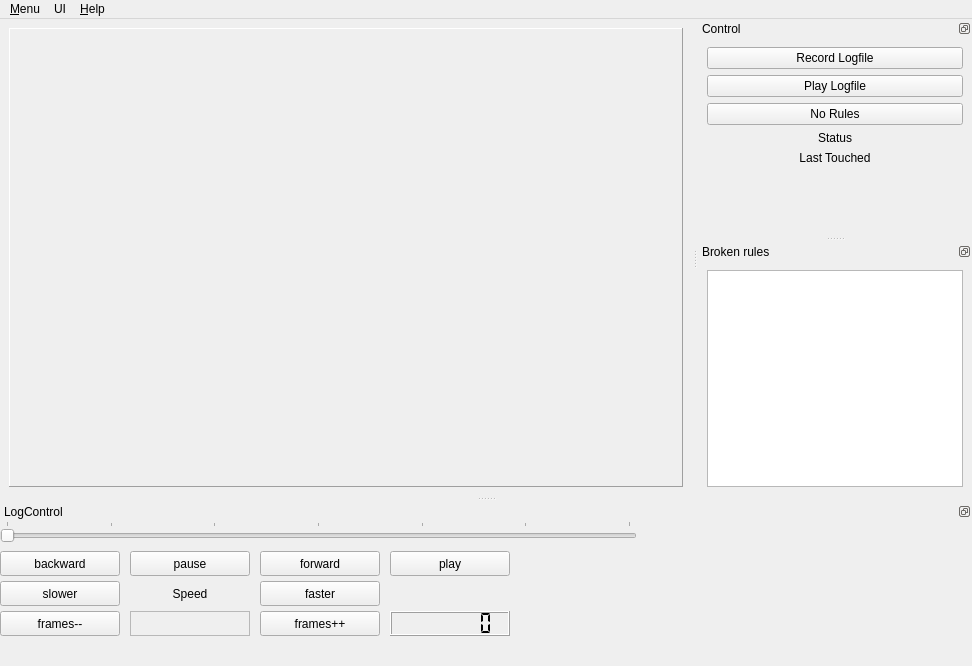
Before: the Qt Designer form ssl-refbox/GuiControls.ui in g3force/ssl-autonomous-refbox, drawn with Qt 5.
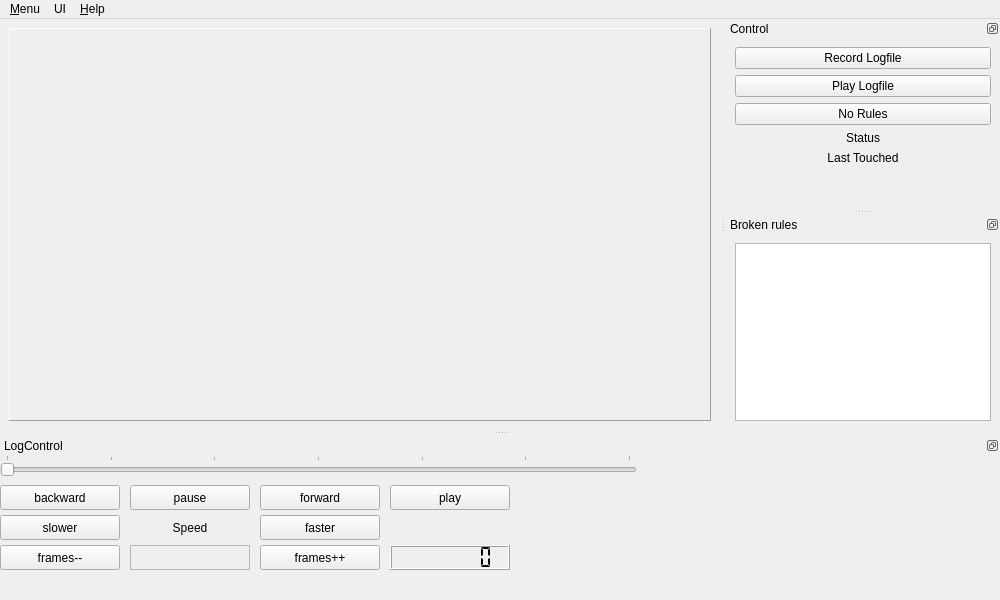
After: the same form once the commit is applied. Custom widgets are drawn as their Qt base class.

Commit message: broken rule table

```diff
--- a/ssl-refbox/GuiControls.ui
+++ b/ssl-refbox/GuiControls.ui
@@ -6,8 +6,8 @@
    <rect>
     <x>0</x>
     <y>0</y>
-    <width>972</width>
-    <height>666</height>
+    <width>1000</width>
+    <height>600</height>
    </rect>
   </property>
   <property name="windowTitle">
@@ -59,7 +59,7 @@
     <rect>
      <x>0</x>
      <y>0</y>
-     <width>972</width>
+     <width>1000</width>
      <height>23</height>
     </rect>
    </property>
@@ -321,8 +321,8 @@
    </property>
    <property name="minimumSize">
     <size>
-     <width>100</width>
-     <height>100</height>
+     <width>130</width>
+     <height>190</height>
     </size>
    </property>
    <property name="features">
@@ -428,7 +428,7 @@
    <property name="minimumSize">
     <size>
      <width>118</width>
-     <height>63</height>
+     <height>153</height>
     </size>
    </property>
    <property name="features">
@@ -443,30 +443,9 @@
    <widget class="QWidget" name="dockWidgetContents_2">
     <layout class="QVBoxLayout" name="verticalLayout">
      <item>
-      <widget class="QListWidget" name="lst_brokenRules">
-       <property name="sizePolicy">
-        <sizepolicy hsizetype="Minimum" vsizetype="Minimum">
-         <horstretch>0</horstretch>
-         <verstretch>0</verstretch>
-        </sizepolicy>
-       </property>
-       <property name="minimumSize">
-        <size>
-         <width>100</width>
-         <height>20</height>
-        </size>
-       </property>
-       <property name="maximumSize">
-        <size>
-         <width>16777215</width>
-         <height>16777215</height>
-        </size>
-       </property>
-       <property name="resizeMode">
-        <enum>QListView::Adjust</enum>
-       </property>
-       <property name="layoutMode">
-        <enum>QListView::Batched</enum>
+      <widget class="QTableView" name="tbl_brokenRules">
+       <property name="sortingEnabled">
+        <bool>true</bool>
        </property>
       </widget>
      </item>
```
The commit also changes 4 other files.
